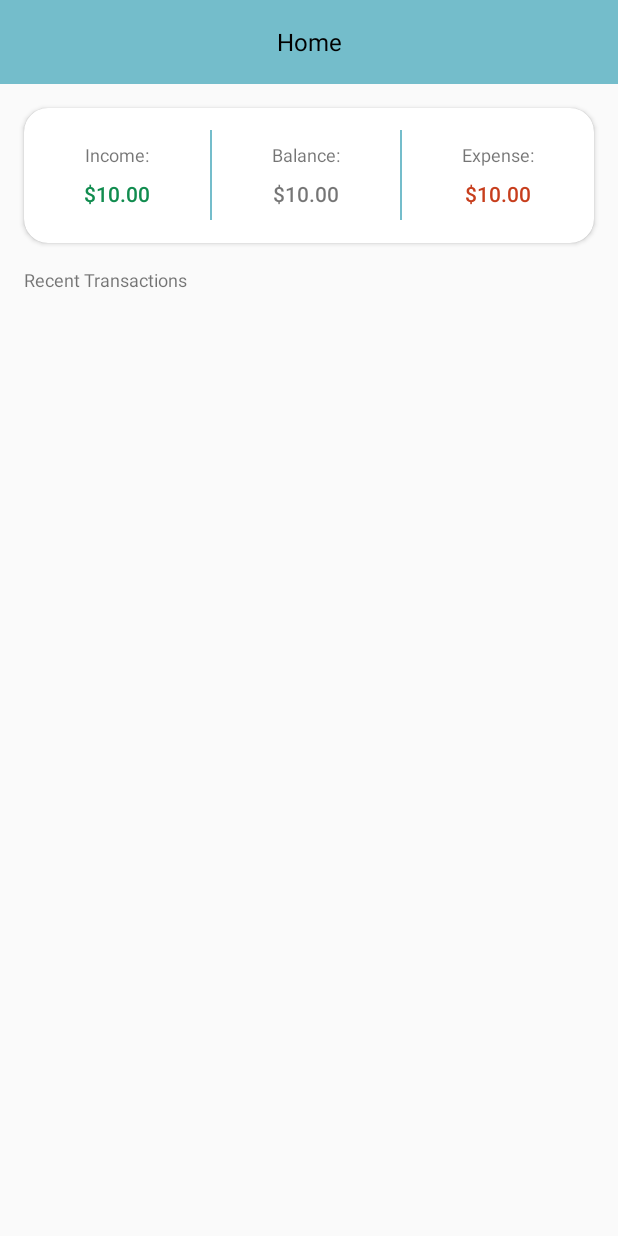
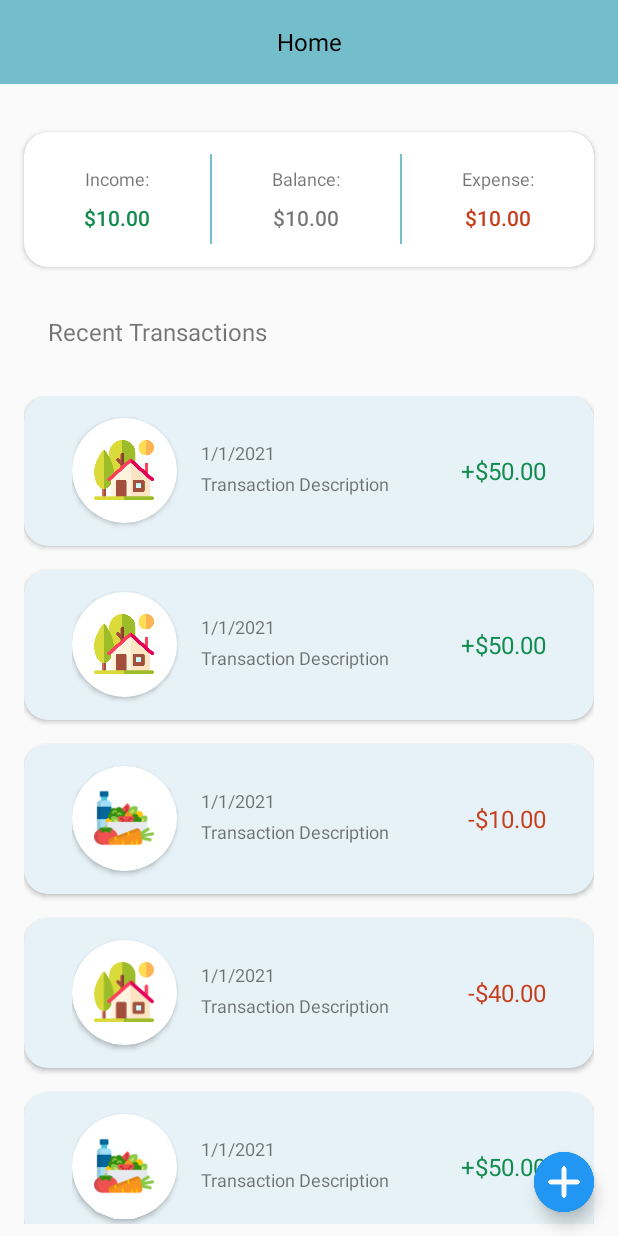
Before and after one commit to PositiveCode/ExpenseTracker, an Android app: the screen it shows after launch (HomeActivity), on a phone screen of 412 x 824 dp. Run offline under Robolectric (Android 15) with nearby library versions, the phone set to English and light mode, and no system bars.

Commit message:
[/] added other ui to complete the design.

```diff
--- a/app/build.gradle
+++ b/app/build.gradle
@@ -37,7 +37,6 @@ dependencies {
     implementation 'androidx.appcompat:appcompat:1.4.0'
     implementation 'com.google.android.material:material:1.4.0'
     implementation 'androidx.constraintlayout:constraintlayout:2.1.2'
-    testImplementation 'junit:junit:4.+'
-    androidTestImplementation 'androidx.test.ext:junit:1.1.3'
-    androidTestImplementation 'androidx.test.espresso:espresso-core:3.4.0'
+    implementation 'com.github.bumptech.glide:glide:4.12.0'
+    annotationProcessor 'com.github.bumptech.glide:compiler:4.12.0'
 }
--- /dev/null
+++ b/app/src/main/java/com/geneus/expensetracker/ui/adapter/RecentTransactionAdapter.kt
@@ -0,0 +1,94 @@
+package com.geneus.expensetracker.ui.adapter
+
+import android.content.Context
+import android.graphics.Color
+import android.view.LayoutInflater
+import android.view.View
+import android.view.ViewGroup
+import android.widget.ImageView
+import android.widget.TextView
+import androidx.cardview.widget.CardView
+import androidx.recyclerview.widget.RecyclerView
+import com.bumptech.glide.Glide
+import com.bumptech.glide.load.engine.DiskCacheStrategy
+import com.geneus.expensetracker.R
+
+class RecentTransactionAdapter(
+    private val context: Context,
+    private val onSelect: () -> Unit
+) :
+    RecyclerView.Adapter<RecentTransactionAdapter.ViewHolder>() {
+
+    override fun onCreateViewHolder(parent: ViewGroup, viewType: Int): ViewHolder {
+        val view: View =
+            LayoutInflater.from(context).inflate(R.layout.item_transactions, parent, false)
+        return ViewHolder(view)
+    }
+
+    override fun onBindViewHolder(holder: ViewHolder, position: Int) {
+        holder.cvContainer.setOnClickListener {
+            onSelect.invoke()
+        }
+
+        when (position) {
+            2 -> {
+                holder.setExpenseTv("-$10.00")
+                holder.setType(context, "food")
+            }
+            3 -> {
+                holder.setExpenseTv("-$40.00")
+                holder.setType(context, "home")
+            }
+            9 -> {
+                holder.setExpenseTv("-$100.00")
+                holder.setType(context, "transport")
+            }
+
+            4 -> {
+                holder.setIncomeTv("+$50.00")
+                holder.setType(context, "food")
+            }
+            7 -> {
+                holder.setExpenseTv("-$25.00")
+                holder.setType(context, "food")
+            }
+        }
+    }
+
+    override fun getItemCount(): Int {
+        return 10
+    }
+
+    class ViewHolder internal constructor(
+        itemView: View
+    ) : RecyclerView.ViewHolder(itemView) {
+        val cvContainer: CardView = itemView.findViewById(R.id.cvContainer)
+        val tvAmount: TextView = itemView.findViewById(R.id.tvAmount)
+        val ivType: ImageView = itemView.findViewById(R.id.ivType)
+
+        fun setExpenseTv(amount: String){
+            tvAmount.text = amount
+            tvAmount.setTextColor(Color.parseColor("#C73E1D"))
+        }
+
+        fun setIncomeTv(amount: String){
+            tvAmount.text = amount
+            tvAmount.setTextColor(Color.parseColor("#118C4F"))
+        }
+
+        fun setType(context: Context, type: String){
+            Glide.with(context)
+                .load(
+                    when(type){
+                        "food" -> R.drawable.ic_type_food
+                        "home" -> R.drawable.ic_type_home
+                        "transport" -> R.drawable.ic_type_home
+                        else -> R.drawable.ic_type_entertainment
+                    }
+                )
+                .diskCacheStrategy(DiskCacheStrategy.AUTOMATIC)
+                .into(ivType)
+        }
+    }
+
+}
--- a/app/src/main/res/layout/activity_home.xml
+++ b/app/src/main/res/layout/activity_home.xml
@@ -27,7 +27,10 @@
         android:layout_width="match_parent"
         android:layout_height="90dp"
         android:layout_below="@+id/toolbar"
-        android:layout_margin="@dimen/margin_standard_16dp"
+        android:layout_marginStart="@dimen/margin_standard_16dp"
+        android:layout_marginTop="@dimen/margin_standard_32dp"
+        android:layout_marginEnd="@dimen/margin_standard_16dp"
+        android:layout_marginBottom="@dimen/margin_standard_32dp"
         app:cardCornerRadius="16dp">
 
         <LinearLayout
@@ -127,21 +130,34 @@
 
     <TextView
         android:id="@+id/tvRecentTransactions"
-        android:layout_width="match_parent"
+        android:layout_width="wrap_content"
         android:layout_height="wrap_content"
         android:layout_below="@+id/cvSummary"
-        android:layout_marginStart="@dimen/margin_standard_16dp"
-        android:layout_marginEnd="@dimen/margin_standard_16dp"
-        android:layout_marginBottom="@dimen/margin_standard_16dp"
+        android:layout_marginStart="@dimen/margin_standard_32dp"
+        android:layout_marginEnd="@dimen/margin_standard_32dp"
+        android:layout_marginBottom="@dimen/margin_standard_32dp"
         android:text="Recent Transactions"
-        android:textSize="@dimen/textsize_standard_12sp" />
+        android:textSize="@dimen/textsize_standard_16sp" />
 
     <androidx.recyclerview.widget.RecyclerView
+        android:id="@+id/rvRecentTransactions"
         android:layout_width="match_parent"
         android:layout_height="match_parent"
         android:layout_below="@+id/tvRecentTransactions"
         android:layout_marginStart="@dimen/margin_standard_16dp"
         android:layout_marginEnd="@dimen/margin_standard_16dp"
+        android:paddingBottom="@dimen/margin_standard_8dp"
         tools:listitem="@layout/item_transactions" />
 
+    <com.google.android.material.floatingactionbutton.FloatingActionButton
+        android:id="@+id/fabAdd"
+        android:layout_width="40dp"
+        android:layout_height="40dp"
+        android:layout_alignParentEnd="true"
+        android:layout_alignParentBottom="true"
+        android:layout_margin="@dimen/margin_standard_16dp"
+        android:src="@drawable/ic_plus"
+        app:fabSize="mini"
+        app:maxImageSize="40dp" />
+
 </RelativeLayout>
--- a/app/src/main/res/layout/item_transactions.xml
+++ b/app/src/main/res/layout/item_transactions.xml
@@ -1,6 +1,7 @@
 <?xml version="1.0" encoding="utf-8"?>
 <androidx.cardview.widget.CardView xmlns:android="http://schemas.android.com/apk/res/android"
     xmlns:app="http://schemas.android.com/apk/res-auto"
+    android:id="@+id/cvContainer"
     android:layout_width="match_parent"
     android:layout_height="100dp"
     android:layout_marginBottom="@dimen/margin_standard_16dp"
@@ -15,12 +16,13 @@
 
         <androidx.cardview.widget.CardView
             android:id="@+id/cvIvContainer"
-            android:layout_width="80dp"
-            android:layout_height="80dp"
+            android:layout_width="70dp"
+            android:layout_height="70dp"
             android:layout_centerVertical="true"
             app:cardCornerRadius="250dp">
 
             <ImageView
+                android:id="@+id/ivType"
                 android:layout_width="40dp"
                 android:layout_height="40dp"
                 android:layout_gravity="center"
@@ -33,7 +35,7 @@
             android:layout_width="wrap_content"
             android:layout_height="wrap_content"
             android:layout_centerVertical="true"
-            android:layout_marginStart="@dimen/margin_standard_8dp"
+            android:layout_marginStart="@dimen/margin_standard_16dp"
             android:layout_toEndOf="@+id/cvIvContainer"
             android:orientation="vertical">
 
@@ -41,7 +43,7 @@
                 android:id="@+id/tvDate"
                 android:layout_width="wrap_content"
                 android:layout_height="wrap_content"
-                android:layout_marginBottom="@dimen/margin_standard_8dp"
+                android:layout_marginBottom="4dp"
                 android:text="1/1/2021"
                 android:textSize="@dimen/textsize_standard_12sp" />
 
@@ -49,23 +51,15 @@
                 android:id="@+id/tvDesc"
                 android:layout_width="wrap_content"
                 android:layout_height="wrap_content"
-                android:layout_marginBottom="@dimen/margin_standard_8dp"
+                android:layout_marginBottom="4dp"
                 android:layout_toEndOf="@+id/cvIvContainer"
                 android:text="Transaction Description"
-                android:textSize="@dimen/textsize_standard_12sp" />
-
-            <TextView
-                android:id="@+id/tvTransactionType"
-                android:layout_width="wrap_content"
-                android:layout_height="wrap_content"
-                android:layout_toEndOf="@+id/cvIvContainer"
-                android:text="type: Income"
-                android:textColor="@color/color_income_green"
                 android:textSize="@dimen/textsize_standard_12sp" />
 
         </LinearLayout>
 
         <TextView
+            android:id="@+id/tvAmount"
             android:layout_width="wrap_content"
             android:layout_height="wrap_content"
             android:layout_alignParentEnd="true"
--- a/app/src/main/res/values-night/themes.xml
+++ /dev/null
@@ -1,16 +0,0 @@
-<resources xmlns:tools="http://schemas.android.com/tools">
-    <!-- Base application theme. -->
-    <style name="Theme.ExpenseTracker" parent="Theme.MaterialComponents.DayNight.DarkActionBar">
-        <!-- Primary brand color. -->
-        <item name="colorPrimary">@color/color_1</item>
-        <item name="colorPrimaryVariant">@color/color_2</item>
-        <item name="colorOnPrimary">@color/black</item>
-        <!-- Secondary brand color. -->
-        <item name="colorSecondary">@color/color_3</item>
-        <item name="colorSecondaryVariant">@color/color_4</item>
-        <item name="colorOnSecondary">@color/black</item>
-        <!-- Status bar color. -->
-        <item name="android:statusBarColor" tools:targetApi="l">?attr/colorPrimaryVariant</item>
-        <!-- Customize your theme here. -->
-    </style>
-</resources>
```
Also changed, not shown: app/src/main/java/com/geneus/expensetracker/ui/home/HomeActivity.kt (+77 -1 lines), app/src/main/res/layout/dialog_expense_details.xml (added, +121 -0 lines), app/src/main/res/layout/dialog_income_details.xml (added, +121 -0 lines), app/src/main/res/layout/dialog_select_expense.xml (added, +90 -0 lines), app/src/main/res/drawable/ic_expense.webp (added), app/src/main/res/drawable/ic_income.png (added), app/src/main/res/drawable/ic_plus.webp (added).
